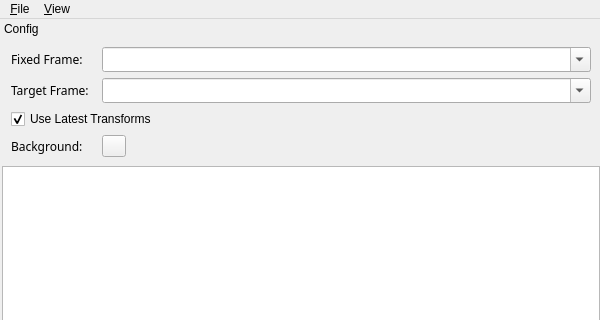
This is mapviz/src/mapviz.ui in swri-robotics/mapviz as Qt 5 draws it before an edit; both pictures show x 0 to 600 and y 0 to 320 of the 600 by 600 pixel window. The edited form follows.
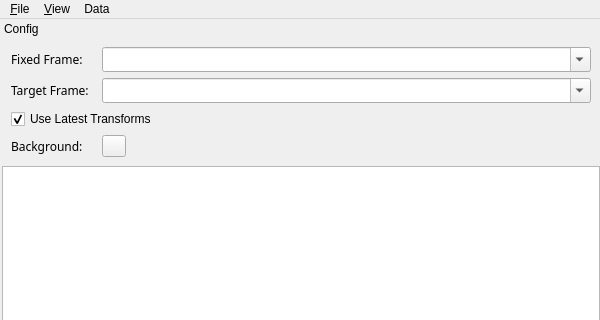
This is the edited form. Custom widgets are drawn as their Qt base class.

Diff of the .ui file:
```diff
--- a/mapviz/src/mapviz.ui
+++ b/mapviz/src/mapviz.ui
@@ -31,7 +31,7 @@
      <x>0</x>
      <y>0</y>
      <width>600</width>
-     <height>27</height>
+     <height>20</height>
     </rect>
    </property>
    <widget class="QMenu" name="menuFile">
@@ -62,8 +62,15 @@
     <addaction name="actionShow_Capture_Tools"/>
     <addaction name="separator"/>
    </widget>
+   <widget class="QMenu" name="menuData">
+    <property name="title">
+     <string>Data</string>
+    </property>
+    <addaction name="actionClear_History"/>
+   </widget>
    <addaction name="menuFile"/>
    <addaction name="menu_View"/>
+   <addaction name="menuData"/>
   </widget>
   <widget class="QStatusBar" name="statusbar">
    <property name="enabled">
```
Left out of the diff: 5 changed lines with no effect on the pictures.
